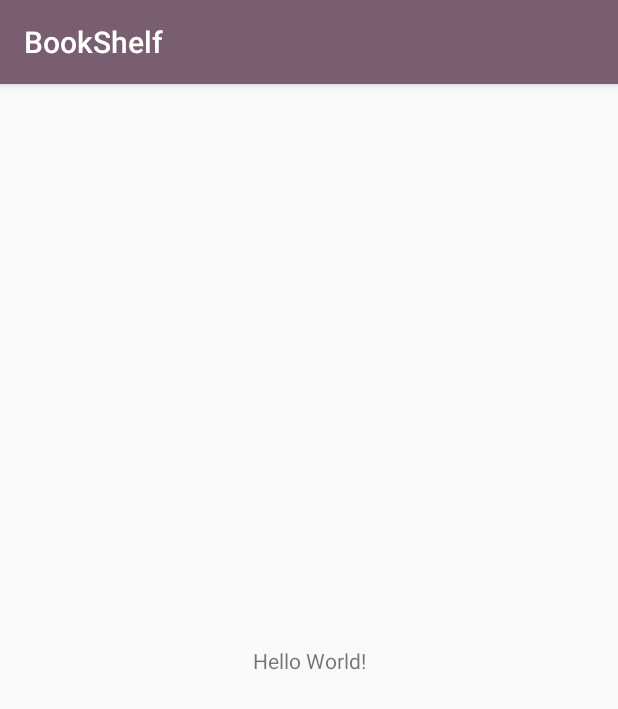
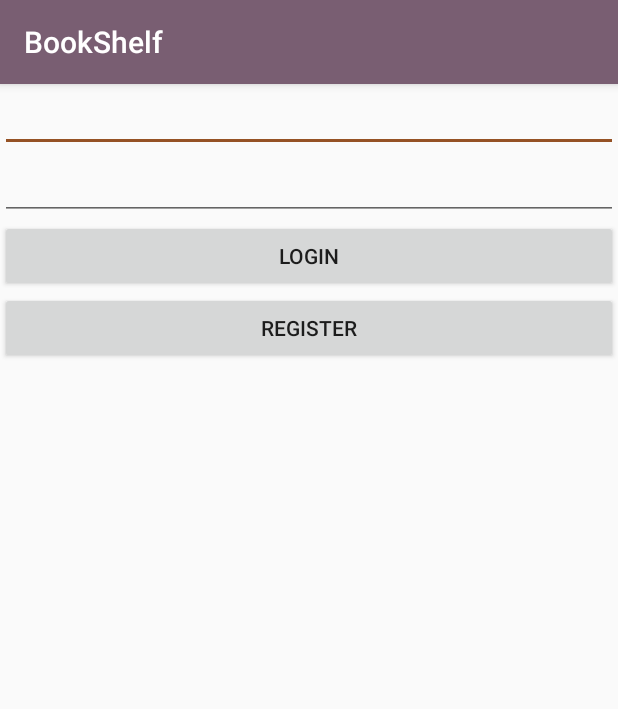
Before and after one commit to TahsinTushita/BookShelf, an Android app: the screen it shows after launch (MainActivity), on a phone screen of 412 x 824 dp. Shown: the top 709 px of the screen. Run offline under Robolectric (Android 15) with nearby library versions, the phone set to English and light mode, and no system bars; our stand-ins replace Firebase (no records; nobody signed in at launch, a user with empty details on screens opened directly).

Commit message:
Login and UI

```diff
--- a/app/src/main/AndroidManifest.xml
+++ b/app/src/main/AndroidManifest.xml
@@ -21,9 +21,12 @@
         android:roundIcon="@mipmap/ic_launcher_round"
         android:supportsRtl="true"
         android:theme="@style/AppTheme">
+        <activity android:name=".homepage.Homepage"></activity>
+
         <meta-data
             android:name="com.google.android.geo.API_KEY"
             android:value="@string/google_maps_key" />
+
         <activity android:name=".MainActivity">
             <intent-filter>
                 <action android:name="android.intent.action.MAIN" />
@@ -31,6 +34,7 @@
                 <category android:name="android.intent.category.LAUNCHER" />
             </intent-filter>
         </activity>
+
         <meta-data
             android:name="com.google.android.gms.version"
             android:value="@integer/google_play_services_version" />
--- a/app/src/main/java/com/sust/bookshelf/MainActivity.java
+++ b/app/src/main/java/com/sust/bookshelf/MainActivity.java
@@ -1,13 +1,71 @@
 package com.sust.bookshelf;
 
+import android.content.Context;
+import android.content.Intent;
+import android.support.annotation.NonNull;
+import android.support.design.widget.Snackbar;
 import android.support.v7.app.AppCompatActivity;
 import android.os.Bundle;
+import android.text.TextUtils;
+import android.view.View;
+import android.view.inputmethod.InputMethodManager;
+import android.widget.Button;
+import android.widget.EditText;
+
+import com.google.android.gms.tasks.OnCompleteListener;
+import com.google.android.gms.tasks.Task;
+import com.google.firebase.auth.AuthResult;
+import com.google.firebase.auth.FirebaseAuth;
+import com.sust.bookshelf.homepage.Homepage;
 
 public class MainActivity extends AppCompatActivity {
+
+    private EditText usernameEditText,passwordEditText;
+    private Button loginBtn,regBtn;
+    private FirebaseAuth firebaseAuth;
 
     @Override
     protected void onCreate(Bundle savedInstanceState) {
         super.onCreate(savedInstanceState);
         setContentView(R.layout.activity_main);
+        loginBtn = findViewById(R.id.loginBtn);
+        regBtn = findViewById(R.id.regBtn);
+        usernameEditText = findViewById(R.id.usernameEditText);
+        passwordEditText = findViewById(R.id.passwordEditText);
+        firebaseAuth = FirebaseAuth.getInstance();
     }
+
+    View.OnClickListener loginClickListener = new View.OnClickListener() {
+        @Override
+        public void onClick(View view) {
+            View nview = getCurrentFocus();
+            if (nview != null) {
+                InputMethodManager imm = (InputMethodManager) getSystemService(Context.INPUT_METHOD_SERVICE);
+                imm.hideSoftInputFromWindow(nview.getWindowToken(), 0);
+            }
+
+            final String username = usernameEditText.getText().toString().trim();
+            String pwd = passwordEditText.getText().toString().trim();
+
+            if (TextUtils.isEmpty(username) || TextUtils.isEmpty(pwd)) {
+                Snackbar.make(findViewById(android.R.id.content), R.string.invalid_login_msg, Snackbar.LENGTH_SHORT)
+                        .show();
+            } else {
+                firebaseAuth.signInWithEmailAndPassword(username + "@sust.com", pwd).addOnCompleteListener(new OnCompleteListener<AuthResult>() {
+                    @Override
+                    public void onComplete(@NonNull Task<AuthResult> task) {
+                        if (task.isSuccessful()) {
+                            String user = username.trim();
+                            Snackbar.make(findViewById(android.R.id.content), R.string.successful_login, Snackbar.LENGTH_SHORT).show();
+                            startActivity(new Intent(MainActivity.this, Homepage.class));
+                        } else {
+                            Snackbar.make(findViewById(android.R.id.content), R.string.unsuccessful_login, Snackbar.LENGTH_SHORT).show();
+                        }
+                    }
+                });
+
+            }
+
+        }
+    };
 }
--- a/app/src/main/res/layout/activity_main.xml
+++ b/app/src/main/res/layout/activity_main.xml
@@ -1,18 +1,32 @@
 <?xml version="1.0" encoding="utf-8"?>
-<android.support.constraint.ConstraintLayout xmlns:android="http://schemas.android.com/apk/res/android"
+<LinearLayout xmlns:android="http://schemas.android.com/apk/res/android"
     xmlns:app="http://schemas.android.com/apk/res-auto"
     xmlns:tools="http://schemas.android.com/tools"
     android:layout_width="match_parent"
     android:layout_height="match_parent"
+    android:orientation="vertical"
     tools:context=".MainActivity">
 
-    <TextView
-        android:layout_width="wrap_content"
+    <EditText
+        android:id="@+id/usernameEditText"
+        android:layout_width="match_parent"
+        android:layout_height="wrap_content" />
+
+    <EditText
+        android:id="@+id/passwordEditText"
+        android:layout_width="match_parent"
+        android:layout_height="wrap_content" />
+    <Button
+        android:id="@+id/loginBtn"
+        android:text="Login"
+        android:layout_width="match_parent"
+        android:layout_height="wrap_content" />
+
+    <Button
+        android:id="@+id/regBtn"
+        android:layout_width="match_parent"
         android:layout_height="wrap_content"
-        android:text="Hello World!"
-        app:layout_constraintBottom_toBottomOf="parent"
-        app:layout_constraintLeft_toLeftOf="parent"
-        app:layout_constraintRight_toRightOf="parent"
-        app:layout_constraintTop_toTopOf="parent" />
+        android:text="Register" />
 
-</android.support.constraint.ConstraintLayout>
+
+</LinearLayout>
--- a/app/src/main/res/values/strings.xml
+++ b/app/src/main/res/values/strings.xml
@@ -1,3 +1,6 @@
 <resources>
     <string name="app_name">BookShelf</string>
+    <string name="invalid_login_msg">Login Invalid</string>
+    <string name="successful_login">Login Success!!</string>
+    <string name="unsuccessful_login">Login Failed</string>
 </resources>
```
Also changed, not shown: app/src/main/java/com/sust/bookshelf/homepage/Homepage.java (added, +14 -0 lines), app/src/main/res/layout/activity_homepage.xml (added, +9 -0 lines), app/build.gradle (line endings or trailing spaces).
